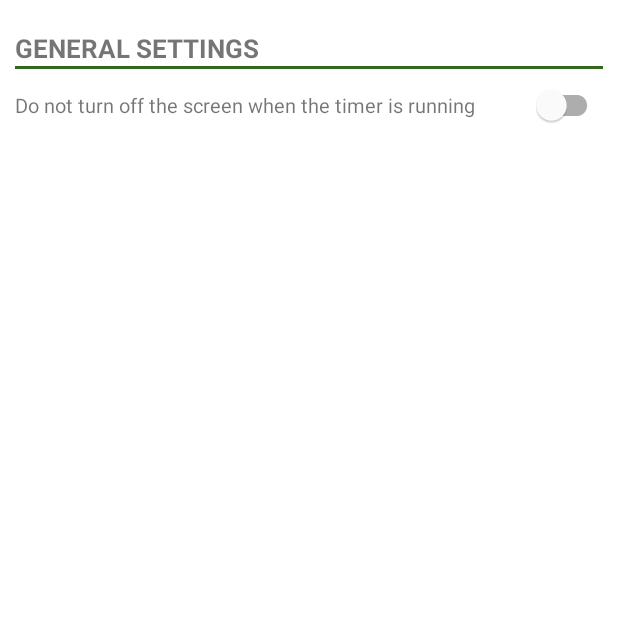
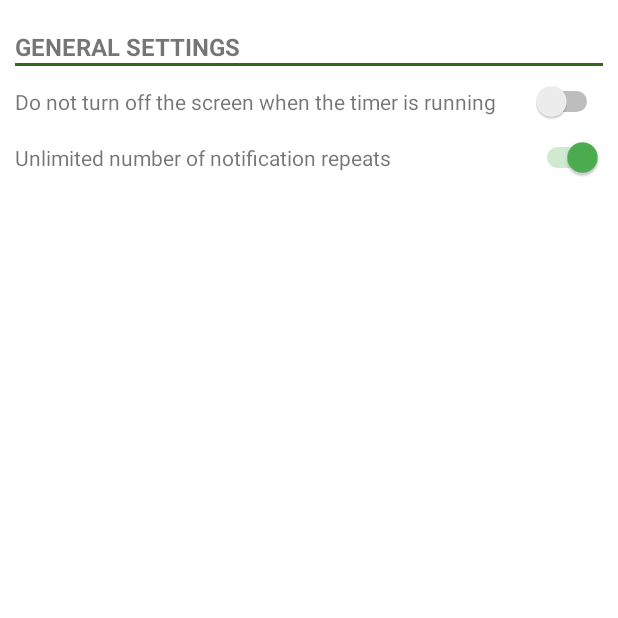
Before and after one commit to Veider1972/MultiTimer, an Android app: the fragment PreferencesFragment shown on its own in the app's theme, on a phone screen of 412 x 824 dp, the top half of it. Run offline under Robolectric (Android 15) with nearby library versions, the phone set to English and light mode, and no system bars.

Commit message:
27. Добавлены настройки количества уведомлений о событии

```diff
--- a/app/build.gradle.kts
+++ b/app/build.gradle.kts
@@ -14,8 +14,8 @@ android {
         minSdk =23
         targetSdk =33
         // Не забыть обновить about_date
-        versionCode = 22
-        versionName = "1.2.3"
+        versionCode = 24
+        versionName = "1.2.5"
 
         testInstrumentationRunner = "androidx.test.runner.AndroidJUnitRunner"
         signingConfig = signingConfigs.getByName("debug")
@@ -30,7 +30,7 @@ android {
             outputs
                 .map { it as com.android.build.gradle.internal.api.BaseVariantOutputImpl }
                 .forEach { output ->
-                    val outputFileName = "multitimer-${baseName}-${versionName} ${versionCode}.apk"
+                    val outputFileName = "multitimer-${baseName}-${versionName}-${versionCode}.apk"
                     println("OutputFileName: $outputFileName")
                     output.outputFileName = outputFileName
                 }
--- a/app/src/main/java/ru/veider/multitimer/data/Preferences.kt
+++ b/app/src/main/java/ru/veider/multitimer/data/Preferences.kt
@@ -1,5 +1,7 @@
 package ru.veider.multitimer.data
 
 data class Preferences(
-    var keepScreenOn: Boolean = false
+    var keepScreenOn: Boolean = false,
+    var unlimitedCounter: Boolean = true,
+    var counterLimits: Int = 20
 )
--- a/app/src/main/java/ru/veider/multitimer/ui/counters/CountersFragment.kt
+++ b/app/src/main/java/ru/veider/multitimer/ui/counters/CountersFragment.kt
@@ -175,7 +175,7 @@ class CountersFragment : Fragment(), CountersAdapter.CountersAdapterEvents {
             preferenceViewModel.storeScreenSettings()
         viewModel.startCounter(id)
         val counter = BootUpCounter.getBootCounts(requireContext())
-        if (counter == 10 || counter % 50 == 0) {
+        if (counter == 30 || counter % 50 == 0) {
             GlobalScope.launch {
                 ReviewManagerFactory.create(requireContext()).run {
                     requestReviewFlow().addOnCompleteListener { task ->
--- a/app/src/main/java/ru/veider/multitimer/ui/preferences/PreferencesFragment.kt
+++ b/app/src/main/java/ru/veider/multitimer/ui/preferences/PreferencesFragment.kt
@@ -9,14 +9,20 @@ import android.content.Intent
 import android.content.pm.PackageManager
 import android.os.Bundle
 import android.provider.Settings
+import android.text.Editable
+import android.text.TextWatcher
 import android.view.LayoutInflater
 import android.view.View
 import android.view.ViewGroup
+import android.widget.AdapterView
+import android.widget.AdapterView.OnItemSelectedListener
+import android.widget.ArrayAdapter
 import android.widget.Toast
 import androidx.activity.result.ActivityResultLauncher
 import androidx.activity.result.contract.ActivityResultContracts
 import androidx.core.app.ActivityCompat
 import androidx.core.content.ContextCompat
+import androidx.core.view.isVisible
 import androidx.fragment.app.Fragment
 import androidx.lifecycle.ViewModelProvider
 import ru.veider.multitimer.R
@@ -60,9 +66,14 @@ class PreferencesFragment : Fragment() {
 
     override fun onViewCreated(view: View, savedInstanceState: Bundle?) {
         super.onViewCreated(view, savedInstanceState)
+        val adapter = ArrayAdapter(requireContext(), android.R.layout.simple_spinner_item, resources.getStringArray(R.array.repeatsList))
         viewModel.preferencesData.observe(viewLifecycleOwner) {
             with(it) {
-				binding.keepScreenOn.isChecked = this.keepScreenOn
+                binding.keepScreenOn.isChecked = keepScreenOn
+                binding.unlimitedVoiceNotification.isChecked = unlimitedCounter
+                binding.unlimitedVoiceNotificationCounterLayout.isVisible = !unlimitedCounter
+                binding.repeatsNumber.adapter = adapter
+                binding.repeatsNumber.setSelection(counterLimits - 1)
             }
         }
         with(binding) {
@@ -74,19 +85,44 @@ class PreferencesFragment : Fragment() {
                         viewModel.saveKeepScreenOn(false)
                         showPermissionDialog(
                             R.string.permission_write_settings_description,
-							Settings.ACTION_MANAGE_WRITE_SETTINGS)
+                            Settings.ACTION_MANAGE_WRITE_SETTINGS
+                        )
                     }
                 } else {
                     viewModel.saveKeepScreenOn(false)
                 }
             }
+            unlimitedVoiceNotification.setOnCheckedChangeListener { _, isChecked ->
+                viewModel.storeNotificationCounter(isChecked, binding.repeatsNumber.selectedItemPosition+1)
+            }
+            repeatsNumber.onItemSelectedListener = object: AdapterView.OnItemSelectedListener{
+                override fun onItemSelected(parent: AdapterView<*>?, view: View?, position: Int, id: Long) {
+                    viewModel.storeNotificationCounter(binding.unlimitedVoiceNotification.isChecked, position+1)
+                }
+
+                override fun onNothingSelected(parent: AdapterView<*>?) {
+                }
+
+            }
+            // repeatsNumber.setOnItemClickListener() addTextChangedListener (
+            //         object : TextWatcher {
+            //             override fun beforeTextChanged(s: CharSequence?, start: Int, count: Int, after: Int) {}
+            //
+            //             override fun onTextChanged(s: CharSequence?, start: Int, before: Int, count: Int) {}
+            //
+            //             override fun afterTextChanged(s: Editable?) {
+            //                 val value = if (s.toString().isEmpty()) 0 else s.toString().toInt()
+            //                 viewModel.storeNotificationCounter(binding.unlimitedVoiceNotification.isChecked, value)
+            //             }
+            //         }
+            //         )
         }
     }
 
     private fun showPermissionDialog(
         descRes: Int,
-		action:String
-	){
+        action: String
+    ) {
         AlertDialog.Builder(requireContext()).apply {
             create()
             setMessage(descRes)
@@ -99,7 +135,7 @@ class PreferencesFragment : Fragment() {
         }
     }
 
-	private fun runManageWriteSettingsActivity(action:String) {
+    private fun runManageWriteSettingsActivity(action: String) {
         startActivity(Intent(Settings.ACTION_MANAGE_WRITE_SETTINGS).apply {
             flags = Intent.FLAG_ACTIVITY_PREVIOUS_IS_TOP
         })
--- a/app/src/main/java/ru/veider/multitimer/viewmodel/PreferenceViewModel.kt
+++ b/app/src/main/java/ru/veider/multitimer/viewmodel/PreferenceViewModel.kt
@@ -23,17 +23,20 @@ class PreferenceViewModel : ViewModel() {
     data class KeepScreenOnData(
         var keepScreenOn: Boolean = false,
         var isKept: Boolean = false,
-        var keptTime: Int = Int.MAX_VALUE
+        var keptTime: Int = Int.MAX_VALUE,
     )
 
     init {
         with (screen){
-            keepScreenOn = preferences.getBoolean(app.getString(R.string.keepScreenOn), false).also {
-                keepScreenOn = it
-                _preferencesData.postValue(Preferences(it))
-            }
+            keepScreenOn = preferences.getBoolean(app.getString(R.string.keepScreenOn), false)
             isKept = preferences.getBoolean(app.getString(R.string.isKept), false)
             keptTime = preferences.getInt(app.getString(R.string.keptTime), Int.MAX_VALUE)
+            _preferencesData.postValue(
+                Preferences(
+                    keepScreenOn,
+                    preferences.getBoolean(app.getString(R.string.unlimitedCounter), true),
+                    preferences.getInt(app.getString(R.string.counterLimits), 20)
+                ))
         }
 
 
@@ -86,6 +89,21 @@ class PreferenceViewModel : ViewModel() {
             .apply()
     }
 
+    fun storeNotificationCounter(unlimited: Boolean, repeats: Int){
+        if (unlimited != preferencesData.value?.unlimitedCounter || repeats != preferencesData.value?.counterLimits) {
+            preferences.edit()
+                .putBoolean(app.getString(R.string.unlimitedCounter), unlimited)
+                .putInt(app.getString(R.string.counterLimits), repeats)
+                .apply()
+            _preferencesData.postValue(
+                _preferencesData.value?.copy(
+                    unlimitedCounter = unlimited,
+                    counterLimits = repeats
+                )
+            )
+        }
+    }
+
     companion object {
         private var instance: PreferenceViewModel? = null
         fun getInstance() = instance?.apply {} ?: PreferenceViewModel().also { instance = it }
--- a/app/src/main/res/layout/fragment_preference.xml
+++ b/app/src/main/res/layout/fragment_preference.xml
@@ -2,6 +2,7 @@
 <LinearLayout xmlns:android="http://schemas.android.com/apk/res/android"
     android:layout_width="match_parent"
     android:layout_height="match_parent"
+    xmlns:tools="http://schemas.android.com/tools"
     android:orientation="vertical"
     android:padding="@dimen/single_padding">
 
@@ -17,19 +18,72 @@
         android:layout_width="match_parent"
         android:layout_height="wrap_content"
         android:gravity="center_vertical"
+        android:paddingTop="10dp"
         android:orientation="horizontal">
 
         <TextView
-            style="@style/TextView.Preferences.Description"
+            style="@style/TextView.Preferences.Description.Title"
             android:layout_width="0dp"
             android:layout_height="wrap_content"
             android:layout_weight="1"
             android:text="@string/preferences_keep_screen_on" />
 
-        <com.google.android.material.switchmaterial.SwitchMaterial
+        <Switch
             android:id="@+id/keepScreenOn"
             android:layout_width="wrap_content"
             android:layout_height="wrap_content" />
     </LinearLayout>
 
+    <LinearLayout
+        android:paddingTop="10dp"
+        android:layout_width="match_parent"
+        android:layout_height="wrap_content"
+        android:gravity="center_vertical"
+        android:orientation="horizontal">
+
+        <TextView
+            style="@style/TextView.Preferences.Description.Title"
+            android:layout_width="0dp"
+            android:layout_height="wrap_content"
+            android:layout_weight="1"
+            android:text="@string/preferences_repeat_counters" />
+
+        <Switch
+            android:id="@+id/unlimitedVoiceNotification"
+            android:layout_width="wrap_content"
+            android:layout_height="wrap_content" />
+    </LinearLayout>
+
+    <LinearLayout
+        android:id="@+id/unlimitedVoiceNotificationCounterLayout"
+        android:paddingTop="10dp"
+        android:layout_width="match_parent"
+        android:layout_height="wrap_content"
+        android:gravity="center_vertical"
+        android:orientation="horizontal">
+
+        <TextView
+            style="@style/TextView.Preferences.Description"
+            android:paddingStart="20dp"
+            android:layout_width="0dp"
+            android:layout_height="wrap_content"
+            android:layout_weight="1"
+            android:text="@string/preferences_repeat_nums" />
+        <Spinner
+            android:id="@+id/repeatsNumber"
+            android:layout_width="wrap_content"
+            android:layout_height="wrap_content"
+            android:textAlignment="textEnd"
+            android:entries="@array/repeatsList"/>
+
+<!--        <EditText-->
+<!--            android:id="@+id/repeatsNumber"-->
+<!--            android:inputType="number"-->
+<!--            android:text="5"-->
+<!--            android:minWidth="50"-->
+<!--            android:textAlignment="center"-->
+<!--            android:layout_width="wrap_content"-->
+<!--            android:layout_height="wrap_content" />-->
+    </LinearLayout>
+
 </LinearLayout>
--- a/app/src/main/res/layout/single_app_widget.xml
+++ b/app/src/main/res/layout/single_app_widget.xml
@@ -38,7 +38,7 @@
             android:contentDescription="@string/appwidget_hours_minutes_text"
             android:text="@string/appwidget_hours_minutes_text"
             android:textColor="@color/color_on_surface"
-            android:textSize="13.5sp"
+            android:textSize="13.5dp"
             android:textStyle="bold"
             android:visibility="visible" />
 
--- a/app/src/main/res/values/strings.xml
+++ b/app/src/main/res/values/strings.xml
@@ -100,13 +100,38 @@
     <string name="attachment_summary_off">Only download attachments when manually requested</string>
 
     <string name="preferences_title">General settings</string>
+    <string name="permission_write_settings_description">To enable this option, you must grant the program the right to manage the phone settings</string>
     <string name="preferences_keep_screen_on">Do not turn off the screen when the timer is running</string>
-    <string name="permission_write_settings_description">To enable this option, you must grant the program the right to manage the phone settings</string>
-
+    <string name="preferences_repeat_counters">Unlimited number of notification repeats</string>
+    <string name="preferences_repeat_nums">Number of repeats</string>
+    <string-array name="repeatsList">
+        <item>1</item>
+        <item>2</item>
+        <item>3</item>
+        <item>4</item>
+        <item>5</item>
+        <item>6</item>
+        <item>7</item>
+        <item>8</item>
+        <item>9</item>
+        <item>10</item>
+        <item>11</item>
+        <item>12</item>
+        <item>13</item>
+        <item>14</item>
+        <item>15</item>
+        <item>16</item>
+        <item>17</item>
+        <item>18</item>
+        <item>19</item>
+        <item>20</item>
+    </string-array>
 
     // ключи настроек
     <string name="keepScreenOn">keepScreenOn</string>
     <string name="keptTime">keptTime</string>
     <string name="isKept">isKept</string>
+    <string name="unlimitedCounter">unlimitedCounter</string>
+    <string name="counterLimits">counterLimits</string>
 
 </resources>
--- a/app/src/main/res/values/styles.xml
+++ b/app/src/main/res/values/styles.xml
@@ -90,7 +90,7 @@
 
     <style name="TextView.Preferences.Header">
         <item name="android:layout_marginTop">@dimen/single_padding</item>
-        <item name="android:textSize">@dimen/about_header_text_size</item>
+        <item name="android:textSize">@dimen/nav_header_title_text_size</item>
         <item name="android:textAlignment">textStart</item>
         <item name="textAllCaps">true</item>
         <item name="android:textStyle">bold</item>
--- a/app/src/main/res/xml-v31/single_app_widget_info.xml
+++ b/app/src/main/res/xml-v31/single_app_widget_info.xml
@@ -7,7 +7,7 @@
     android:maxResizeHeight="120dp"
     android:minResizeHeight="30dp"
     android:previewImage="@drawable/timer_widget"
-    android:resizeMode="none"
+    android:resizeMode="vertical|horizontal"
 
     android:targetCellWidth="1"
     android:targetCellHeight="1"
--- a/app/src/main/res/xml/single_app_widget_info.xml
+++ b/app/src/main/res/xml/single_app_widget_info.xml
@@ -5,6 +5,6 @@
     android:minResizeWidth="30dp"
     android:minResizeHeight="30dp"
     android:previewImage="@drawable/timer_widget"
-    android:resizeMode="none"
+    android:resizeMode="vertical|horizontal"
     android:updatePeriodMillis="86400000"
     android:widgetCategory="home_screen" />
```
Also changed, not shown: app/src/main/java/ru/veider/multitimer/service/CountersService.kt (+65 -12 lines), app/src/main/res/drawable/time_divider.xml (added, +12 -0 lines), app/src/main/res/layout/layout_time_select.xml (+22 -16 lines), app/src/main/res/drawable/time_divider.webp (deleted), 1 other file. Lines whose indentation alone changed are shown as unchanged.
